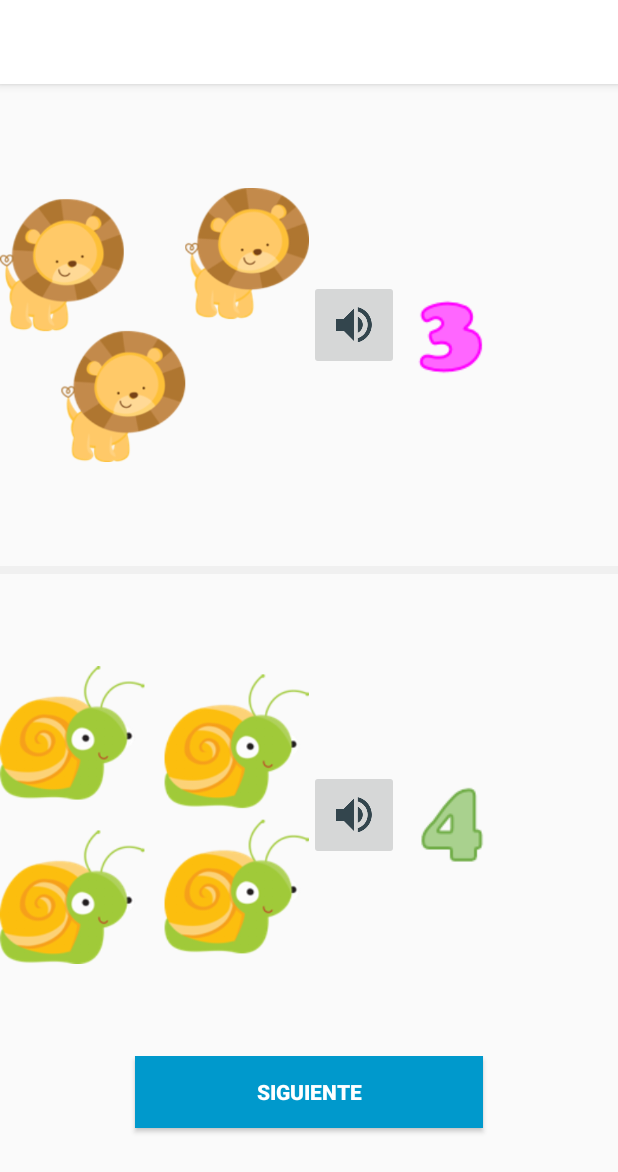
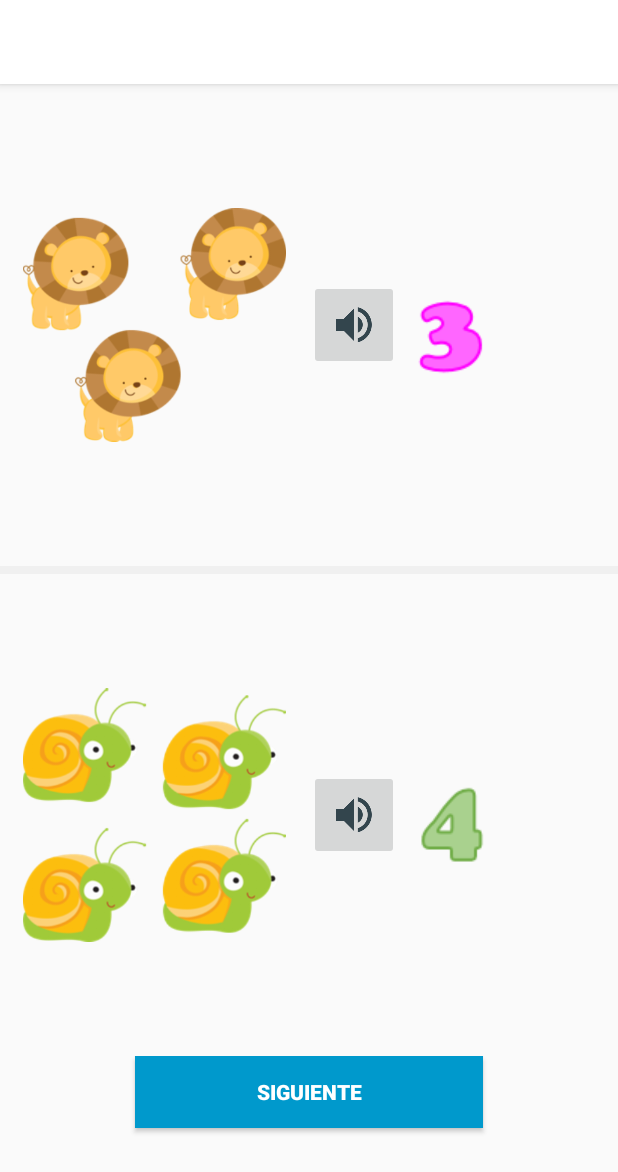
Before and after one commit to minivelx/MathMagic, an Android app: the MainEjercicios screen opened directly, with no data from a screen before it, after a tap on "SIGUIENTE", on a phone screen of 412 x 824 dp. Shown: the top 1172 px of the screen. Run offline under Robolectric (Android 15) with nearby library versions, the light colour scheme and no system bars.

Commit message:
EjerciciosFull (falta player)

```diff
--- a/app/src/main/AndroidManifest.xml
+++ b/app/src/main/AndroidManifest.xml
@@ -4,7 +4,7 @@
 
     <application
         android:allowBackup="true"
-        android:icon="@mipmap/ic_launcher"
+        android:icon="@drawable/huevo"
         android:label="@string/app_name"
         android:supportsRtl="true"
         android:theme="@style/AppTheme">
--- a/app/src/main/java/com/movil/p/mathmagic/MainEjercicios.java
+++ b/app/src/main/java/com/movil/p/mathmagic/MainEjercicios.java
@@ -3,6 +3,7 @@ package com.movil.p.mathmagic;
 import android.support.v7.app.AppCompatActivity;
 import android.os.Bundle;
 import android.view.View;
+import android.widget.Button;
 import android.widget.ImageView;
 
 public class MainEjercicios extends AppCompatActivity {
@@ -14,12 +15,15 @@ public class MainEjercicios extends AppCompatActivity {
     ImageView numImpar;
     ImageView fig1;
     ImageView fig2;
+    Button btn;
 
     @Override
     protected void onCreate(Bundle savedInstanceState) {
         super.onCreate(savedInstanceState);
         setContentView(R.layout.main_ejercicios);
         page = 1;
+        btn = (Button) findViewById(R.id.next);
+
         numImpar = (ImageView) findViewById(R.id.num1);
         numPar = (ImageView) findViewById(R.id.num2);
 
@@ -42,10 +46,22 @@ public class MainEjercicios extends AppCompatActivity {
 
     public void avanzar(View view) {
         page++;
-        numImpar.setImageResource(numeros[page*2-2]);
-        numPar.setImageResource(numeros[page*2-1]);
 
-        fig1.setImageResource(figuras[page*2-2]);
-        fig2.setImageResource(figuras[page*2-1]);
+        if(page<=5){
+            numImpar.setImageResource(numeros[page*2-2]);
+            numPar.setImageResource(numeros[page*2-1]);
+
+            fig1.setImageResource(figuras[page*2-2]);
+            fig2.setImageResource(figuras[page*2-1]);
+        }
+
+        if(page==5){
+            btn.setText("Terminar");
+        }
+
+        if(page>5){
+            LogActivity.player.setSubNivel(2);
+            this.finish();
+        }
     }
 }
--- a/app/src/main/res/layout/main_ejercicios.xml
+++ b/app/src/main/res/layout/main_ejercicios.xml
@@ -31,6 +31,7 @@
 
             <ImageView
                 android:id="@+id/figura_num"
+                android:layout_margin="15dp"
                 android:layout_width="wrap_content"
                 android:layout_height="wrap_content"
                 android:layout_gravity="center" />
@@ -86,6 +87,7 @@
 
             <ImageView
                 android:id="@+id/figura_num2"
+                android:layout_margin="15dp"
                 android:layout_width="wrap_content"
                 android:layout_height="wrap_content"
                 android:layout_gravity="center" />
@@ -123,6 +125,7 @@
         android:layout_height="match_parent"
         android:layout_weight="0.7">
         <Button
+            android:id="@+id/next"
             android:layout_width="match_parent"
             android:layout_height="wrap_content"
             android:text="Siguiente"
--- a/app/src/main/res/values/colors.xml
+++ b/app/src/main/res/values/colors.xml
@@ -6,5 +6,5 @@
     <color name="colorPrimary2">#ffffffff</color>
     <color name="ColorPrimaryDark2">#D32F2F</color>
     <color name="ColorAccent2">#000000</color>
-    <color name="ColorAccent3">#c000babd</color>
+    <color name="ColorAccent3">#f2a32c</color>
 </resources>
```
